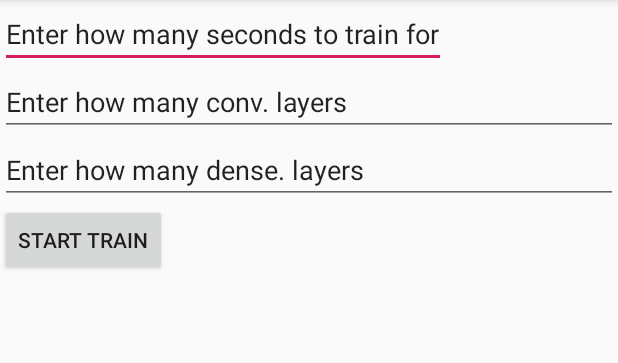
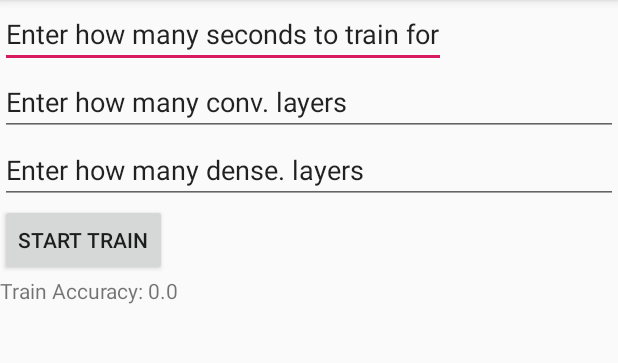
Before and after one commit to 2020akumar/MLTest, an Android app: the screen it shows after launch (MainActivity), on a phone screen of 412 x 824 dp, the part 84-447 px from its top. Run offline under Robolectric (Android 15) with nearby library versions, the phone set to English and light mode, and no system bars; libraries missing offline, so code that uses them is left out: com.chaquo.python; 2 statements that could not run were skipped.

Commit message:
layout changes

```diff
--- a/app/src/main/java/com/example/mltest/MainActivity.java
+++ b/app/src/main/java/com/example/mltest/MainActivity.java
@@ -11,6 +11,7 @@ import android.os.Bundle;
 import android.view.View;
 import android.widget.Button;
 import android.widget.EditText;
+import android.widget.TextView;
 
 public class MainActivity extends AppCompatActivity {
     private Python py;
@@ -18,12 +19,14 @@ public class MainActivity extends AppCompatActivity {
     private EditText mEdit;
     private EditText mEditConv;
     private EditText mEditDense;
+    private TextView mRes;
     @Override
     protected void onCreate(Bundle savedInstanceState) {
         super.onCreate(savedInstanceState);
         setContentView(R.layout.activity_main);
         Python.start(new AndroidPlatform(this));
         py=Python.getInstance();
+        mRes=(TextView)findViewById(R.id.res);
 //        py.getModule("main").callAttr("main");
         mButton=(Button)findViewById(R.id.button);
         mButton.setOnClickListener(new View.OnClickListener() {
@@ -65,14 +68,14 @@ public class MainActivity extends AppCompatActivity {
 
 
                 PyObject x=y.callAttr("main",new Kwarg("second",time));
-                Double acc=Double.parseDouble(x.toString());
+                Double acc=Double.parseDouble(x.toString())*100.0;
                 return acc;
 
         }
         @Override
         protected void onPostExecute(Double acc){
             super.onPostExecute(acc);
-            mButton.setText(acc.toString());
+            mRes.setText(acc.toString()+"%");
         }
     }
 }
--- a/app/src/main/res/layout/activity_main.xml
+++ b/app/src/main/res/layout/activity_main.xml
@@ -35,4 +35,10 @@
         android:layout_height="wrap_content"
         android:text="Start Train" />
 
+    <TextView
+        android:id="@+id/res"
+        android:layout_width="match_parent"
+        android:layout_height="wrap_content"
+        android:text="Train Accuracy: 0.0" />
+
 </LinearLayout>
```
